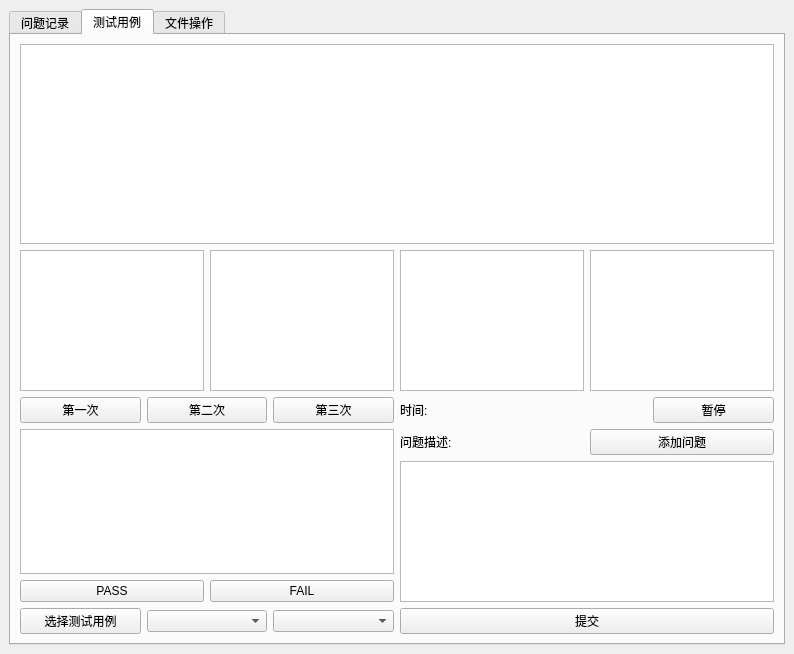
Qt form Ui/recordinfo.ui (xiaochen19v587/RecordBug) before a commit.
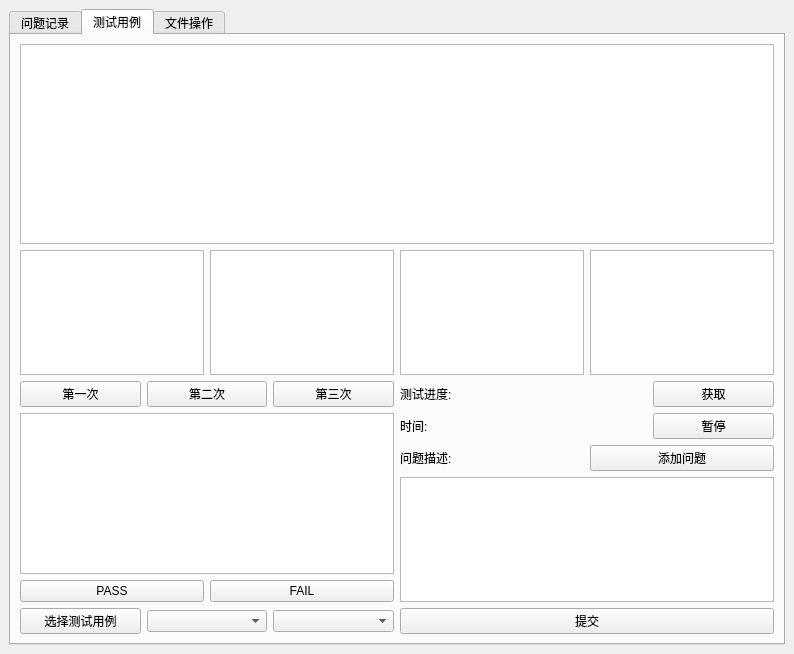
The same form after that commit. The open tabs and pages were chosen to show the change.

The edit to the form file:
```diff
--- a/Ui/recordinfo.ui
+++ b/Ui/recordinfo.ui
@@ -372,6 +372,31 @@
               </item>
               <item>
                <layout class="QVBoxLayout" name="verticalLayout_8">
+                <item>
+                 <layout class="QHBoxLayout" name="horizontalLayout_20">
+                  <item>
+                   <widget class="QLabel" name="label_18">
+                    <property name="text">
+                     <string>测试进度:</string>
+                    </property>
+                   </widget>
+                  </item>
+                  <item>
+                   <widget class="QLabel" name="label_19">
+                    <property name="text">
+                     <string/>
+                    </property>
+                   </widget>
+                  </item>
+                  <item>
+                   <widget class="QPushButton" name="pushButton_21">
+                    <property name="text">
+                     <string>获取</string>
+                    </property>
+                   </widget>
+                  </item>
+                 </layout>
+                </item>
                 <item>
                  <layout class="QHBoxLayout" name="horizontalLayout_15">
                   <item>
```
Left out of the diff: 5 changed lines with no effect on the pictures.
